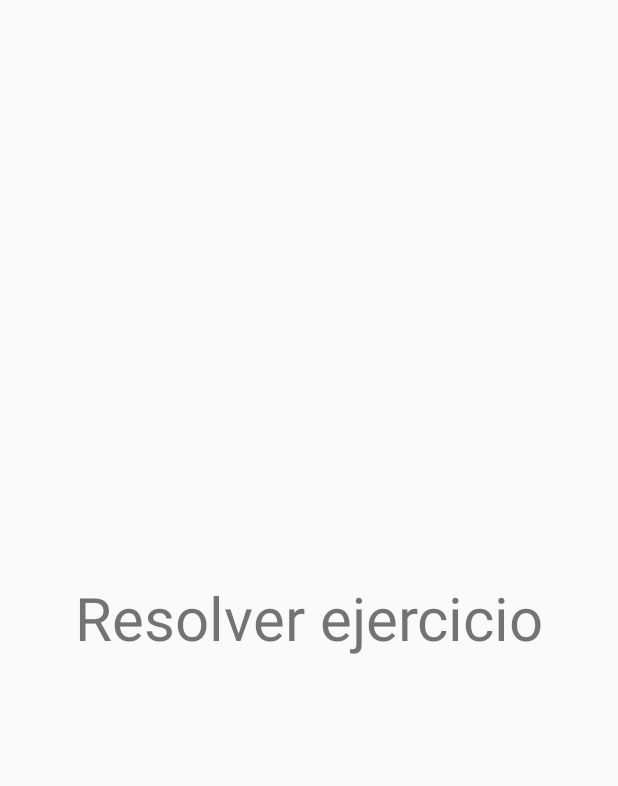
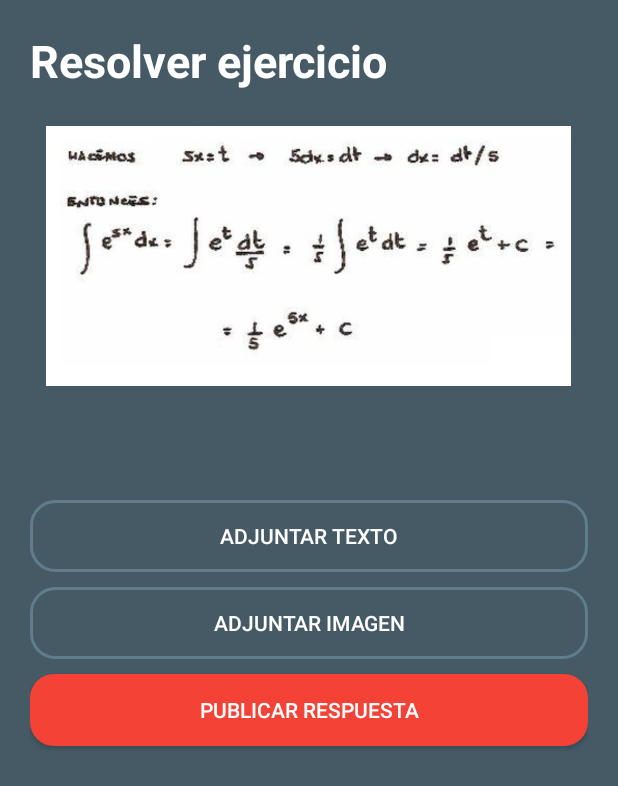
Before and after one commit to aylwin-rt/Yo_se_eso, an Android app: the layout fragment_resolver_ejercicio.xml on its own in the app's theme, with its tools: preview values and no code run, on a phone screen of 412 x 824 dp. Shown: the top 786 px of the screen. Run offline under Robolectric (Android 15) with nearby library versions, the phone set to English and light mode, and no system bars.

Commit message:
Actualización de layouts
Se mejoró los layouts de proponer y responder ejercicios

```diff
--- a/app/src/main/AndroidManifest.xml
+++ b/app/src/main/AndroidManifest.xml
@@ -11,8 +11,9 @@
         android:theme="@style/AppTheme">
         <activity
             android:name=".InicioActivity"
-            android:label="@string/title_activity_inicio"
+            android:label="@string/Yo_se_eso"
             android:theme="@style/AppTheme.NoActionBar"></activity>
+        <!-- android:label="@string/title_activity_inicio" -->
         <activity android:name=".RegistroActivity" />
         <activity
             android:name=".MainActivity"
--- a/app/src/main/res/layout/fragment_proponer_ejercicio.xml
+++ b/app/src/main/res/layout/fragment_proponer_ejercicio.xml
@@ -11,7 +11,7 @@
     <LinearLayout
         android:layout_width="match_parent"
         android:layout_height="0dp"
-        android:layout_weight="1"
+        android:layout_weight="2"
         android:orientation="vertical">
 
         <TextView
@@ -22,6 +22,16 @@
             android:textSize="30sp"
             android:textStyle="bold" />
 
+        <ImageView
+            android:layout_width="350dp"
+            android:layout_height="200dp"
+            android:layout_gravity="center"
+            android:layout_marginTop="10dp"
+            android:layout_marginBottom="10dp"
+            android:src="@drawable/ejercicio_propuesto"
+            />
+
+        <!--
         <EditText
             android:id="@+id/edt_ingrese_su_ejercicio"
             android:layout_width="match_parent"
@@ -32,20 +42,21 @@
             android:textColor="@color/colorWhite"
             android:textColorHint="@color/colorHint"
             android:textSize="30sp" />
+        -->
 
     </LinearLayout>
 
     <LinearLayout
         android:layout_width="match_parent"
         android:layout_height="0dp"
-        android:layout_weight="4"
+        android:layout_weight="3"
         android:orientation="vertical">
 
         <Button
             android:layout_width="match_parent"
             android:layout_height="wrap_content"
-            android:background="@drawable/button_rounded"
-            android:text="@string/Publicar_ejercicio"
+            android:background="@drawable/button_rounded_sin_fondo"
+            android:text="@string/Adjuntar_texto"
             android:textColor="@color/colorWhite" />
 
         <Button
@@ -56,6 +67,15 @@
             android:text="@string/Adjuntar_imagen"
             android:textColor="@color/colorWhite" />
 
+        <Button
+            android:layout_width="match_parent"
+            android:layout_height="wrap_content"
+            android:layout_marginTop="10dp"
+            android:background="@drawable/button_rounded"
+            android:text="@string/Publicar_ejercicio"
+            android:textColor="@color/colorWhite" />
+
+
     </LinearLayout>
 
 </LinearLayout>
--- a/app/src/main/res/layout/fragment_resolver_ejercicio.xml
+++ b/app/src/main/res/layout/fragment_resolver_ejercicio.xml
@@ -1,15 +1,81 @@
 <?xml version="1.0" encoding="utf-8"?>
-<FrameLayout xmlns:android="http://schemas.android.com/apk/res/android"
+<LinearLayout xmlns:android="http://schemas.android.com/apk/res/android"
     xmlns:tools="http://schemas.android.com/tools"
     android:layout_width="match_parent"
     android:layout_height="match_parent"
+    android:background="@color/colorPrimaryDark"
+    android:orientation="vertical"
+    android:padding="20dp"
     tools:context=".fragment.Resolver_ejercicioFragment">
 
-    <TextView
+    <LinearLayout
         android:layout_width="match_parent"
-        android:layout_height="match_parent"
-        android:gravity="center"
-        android:text="@string/Resolver_ejercicio"
-        android:textSize="40dp" />
+        android:layout_height="0dp"
+        android:layout_weight="2"
+        android:orientation="vertical">
 
-</FrameLayout>
+        <TextView
+            android:layout_width="wrap_content"
+            android:layout_height="wrap_content"
+            android:text="@string/Resolver_ejercicio"
+            android:textColor="@color/colorWhite"
+            android:textSize="30sp"
+            android:textStyle="bold" />
+
+        <ImageView
+            android:layout_width="350dp"
+            android:layout_height="200dp"
+            android:layout_gravity="center"
+            android:layout_marginTop="10dp"
+            android:layout_marginBottom="10dp"
+            android:src="@drawable/ejercicio_resuelto"
+            />
+
+        <!--
+        <EditText
+            android:id="@+id/edt_ingrese_su_ejercicio"
+            android:layout_width="match_parent"
+            android:layout_height="wrap_content"
+            android:backgroundTint="@color/colorHint"
+            android:hint="@string/Ingrese_su_ejercicio"
+            android:inputType="text"
+            android:textColor="@color/colorWhite"
+            android:textColorHint="@color/colorHint"
+            android:textSize="30sp" />
+        -->
+
+    </LinearLayout>
+
+    <LinearLayout
+        android:layout_width="match_parent"
+        android:layout_height="0dp"
+        android:layout_weight="3"
+        android:orientation="vertical">
+
+        <Button
+            android:layout_width="match_parent"
+            android:layout_height="wrap_content"
+            android:background="@drawable/button_rounded_sin_fondo"
+            android:text="@string/Adjuntar_texto"
+            android:textColor="@color/colorWhite" />
+
+        <Button
+            android:layout_width="match_parent"
+            android:layout_height="wrap_content"
+            android:layout_marginTop="10dp"
+            android:background="@drawable/button_rounded_sin_fondo"
+            android:text="@string/Adjuntar_imagen"
+            android:textColor="@color/colorWhite" />
+
+        <Button
+            android:layout_width="match_parent"
+            android:layout_height="wrap_content"
+            android:layout_marginTop="10dp"
+            android:background="@drawable/button_rounded"
+            android:text="@string/Publicar_respuesta"
+            android:textColor="@color/colorWhite" />
+
+
+    </LinearLayout>
+
+</LinearLayout>
--- a/app/src/main/res/values/strings.xml
+++ b/app/src/main/res/values/strings.xml
@@ -38,4 +38,6 @@
     <string name="Publicar_ejercicio">Publicar ejercicio</string>
     <string name="Adjuntar_imagen">Adjuntar imagen</string>
     <string name="Ingrese_su_ejercicio">Ingrese su ejercicio</string>
+    <string name="Publicar_respuesta">Publicar respuesta</string>
+    <string name="Adjuntar_texto">Adjuntar texto</string>
 </resources>
--- a/build.gradle
+++ b/build.gradle
@@ -7,7 +7,7 @@ buildscript {
 
     }
     dependencies {
-        classpath 'com.android.tools.build:gradle:3.6.0'
+        classpath 'com.android.tools.build:gradle:4.0.0'
 
         // NOTE: Do not place your application dependencies here; they belong
         // in the individual module build.gradle files
```
Also changed, not shown: app/src/main/res/drawable/ejercicio_propuesto.JPG (added), app/src/main/res/drawable/ejercicio_resuelto.JPG (added), gradle/wrapper/gradle-wrapper.properties.
